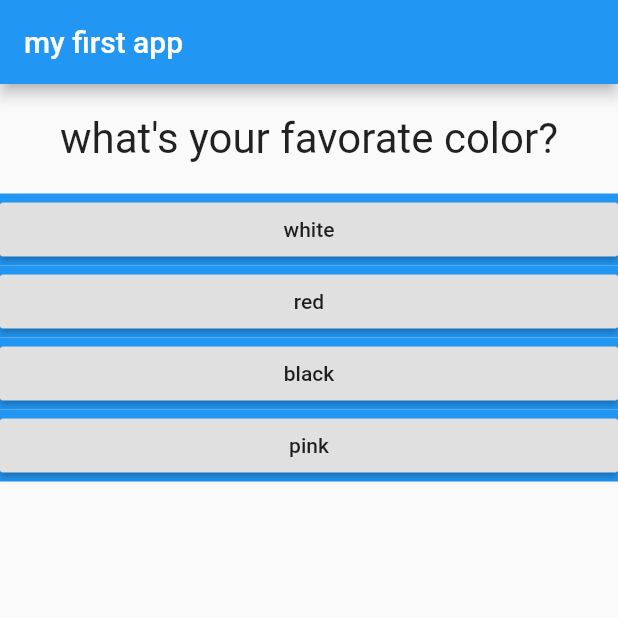
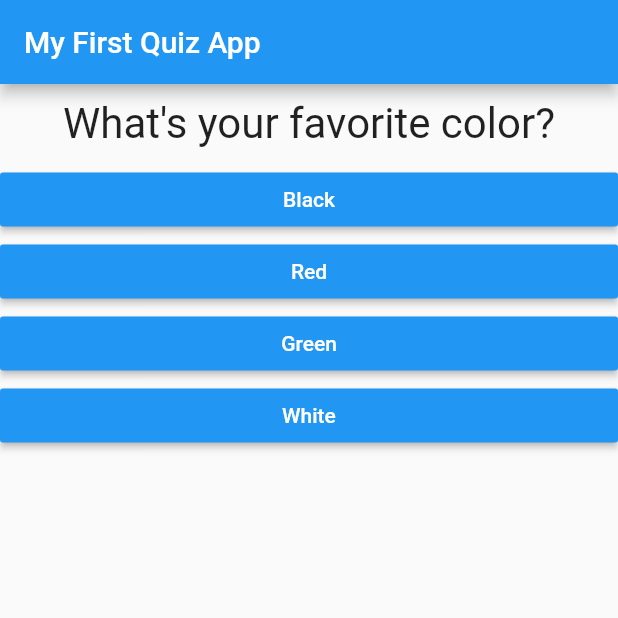
Before and after one commit to Rawa-Osman/quiz_app, a Flutter app: the screen it shows after launch, on a phone screen of 412 x 824 dp, the top half of it. Run offline on Flutter 3.47's test engine with Material 2 defaults, Android fonts, the phone set to English and light mode, and no system bars.

Commit message:
end of app

```diff
--- a/lib/answer.dart
+++ b/lib/answer.dart
@@ -1,18 +1,18 @@
 import 'package:flutter/material.dart';
 
 class Answer extends StatelessWidget {
-  final VoidCallback selectHandler;
-  final String answerText;
-
-  Answer(this.selectHandler, this.answerText);
+  final Function selectHandler;
+  final String text;
+  Answer(this.selectHandler, this.text);
 
   @override
   Widget build(BuildContext context) {
     return Container(
       width: double.infinity,
-      color: Colors.blue,
       child: RaisedButton(
-        child: Text(answerText),
+        color: Colors.blue,
+        textColor: Colors.white,
+        child: Text(text),
         onPressed: selectHandler,
       ),
     );
--- a/lib/main.dart
+++ b/lib/main.dart
@@ -1,21 +1,13 @@
-// ignore: avoid_web_libraries_in_flutter
 import 'package:flutter/material.dart';
 
-import './question.dart';
-import './answer.dart';
 import './quiz.dart';
 import './result.dart';
 
-// void main() {
-//   runApp(const MyApp());
-// }
 void main() => runApp(MyApp());
 
 class MyApp extends StatefulWidget {
   @override
   State<StatefulWidget> createState() {
-    // ignore: todo
-    // TODO: implement createState
     return _MyAppState();
   }
 }
@@ -23,44 +15,51 @@ class MyApp extends StatefulWidget {
 class _MyAppState extends State<MyApp> {
   final _questions = const [
     {
-      'questionText': "what's your favorate color?",
+      'question': 'What\'s your favorite color?',
       'answers': [
-        {'text': 'white', 'score': 1},
-        {'text': 'red', 'score': 7},
-        {'text': 'black', 'score': 10},
-        {'text': 'pink', 'score': 5},
+        {'text': 'Black', 'score': 10},
+        {'text': 'Red', 'score': 5},
+        {'text': 'Green', 'score': 3},
+        {'text': 'White', 'score': 1},
       ],
     },
     {
-      'questionText': "what's your favorate animal?",
+      'question': 'What\'s your favorite animal?',
       'answers': [
-        {'text': 'cat', 'score': 1},
-        {'text': 'lion', 'score': 7},
-        {'text': 'dog', 'score': 10},
-        {'text': 'elephant', 'score': 5},
+        {'text': 'Rabbit', 'score': 10},
+        {'text': 'Snake', 'score': 5},
+        {'text': 'Elephant', 'score': 3},
+        {'text': 'Lion', 'score': 1},
       ],
     },
     {
-      'questionText': "what's your favorate instructor?",
+      'question': 'What\'s your favorite instructor?',
       'answers': [
-        {'text': 'Rawa', 'score': 1},
-        {'text': 'Rawa', 'score': 1},
-        {'text': 'Rawa', 'score': 1},
-        {'text': 'Rawa', 'score': 1},
+        {'text': 'Max', 'score': 1},
+        {'text': 'Max', 'score': 1},
+        {'text': 'Max', 'score': 1},
+        {'text': 'Max', 'score': 1},
       ],
     },
   ];
-  var _questionIndex = 0;
-  var _totalScore = 0;
 
-  void _answerQuestion(int _score) {
-    _totalScore += _score;
+  int _questionIndex = 0;
+  int _totalScore = 0;
 
+  void _answerQuestion(int score) {
+    if (_questionIndex < _questions.length) {
+      _totalScore += score;
+      setState(() {
+        _questionIndex++;
+      });
+    }
+  }
+
+  void _resetQuiz() {
     setState(() {
-      _questionIndex = _questionIndex + 1;
+      _totalScore = 0;
+      _questionIndex = 0;
     });
-    print(_questionIndex);
-    print(_totalScore);
   }
 
   @override
@@ -68,15 +67,14 @@ class _MyAppState extends State<MyApp> {
     return MaterialApp(
       home: Scaffold(
         appBar: AppBar(
-          title: Text("my first app"),
+          title: Text('My First Quiz App'),
         ),
         body: _questionIndex < _questions.length
             ? Quiz(
-                answerQuestion: ((() => _answerQuestion(0))),
-                questionIndex: _questionIndex,
+                answerQuestion: _answerQuestion,
                 questions: _questions,
-              )
-            : Result(),
+                questionIndex: _questionIndex)
+            : Result(_totalScore, _resetQuiz),
       ),
     );
   }
--- a/lib/question.dart
+++ b/lib/question.dart
@@ -1,16 +1,17 @@
 import 'package:flutter/material.dart';
 
 class Question extends StatelessWidget {
-  final String questionText;
+  final String _questionText;
 
-  Question(this.questionText);
+  Question(this._questionText);
+
   @override
   Widget build(BuildContext context) {
     return Container(
       width: double.infinity,
-      margin: EdgeInsets.all(20),
+      margin: EdgeInsets.all(10),
       child: Text(
-        questionText,
+        _questionText,
         style: TextStyle(fontSize: 28),
         textAlign: TextAlign.center,
       ),
--- a/lib/quiz.dart
+++ b/lib/quiz.dart
@@ -1,17 +1,17 @@
 import 'package:flutter/material.dart';
 
+import './question.dart';
 import './answer.dart';
-import './question.dart';
 
 class Quiz extends StatelessWidget {
   final List<Map<String, Object>> questions;
   final int questionIndex;
-  final VoidCallback answerQuestion;
+  final Function answerQuestion;
 
   Quiz({
     @required this.answerQuestion,
+    @required this.questions,
     @required this.questionIndex,
-    @required this.questions,
   });
 
   @override
@@ -19,12 +19,12 @@ class Quiz extends StatelessWidget {
     return Column(
       children: [
         Question(
-          questions[questionIndex]['questionText'] as String,
+          questions[questionIndex]['question'],
         ),
         ...(questions[questionIndex]['answers'] as List<Map<String, Object>>)
-            .map((answer) {
-          return Answer(() => answerQuestion(), answer['text'] as String);
-        }).toList()
+            .map((answer) =>
+                Answer(() => answerQuestion(answer['score']), answer['text']))
+            .toList()
       ],
     );
   }
```
Also changed, not shown: lib/result.dart (+30 -1 lines), pubspec.lock, 1 other file.
